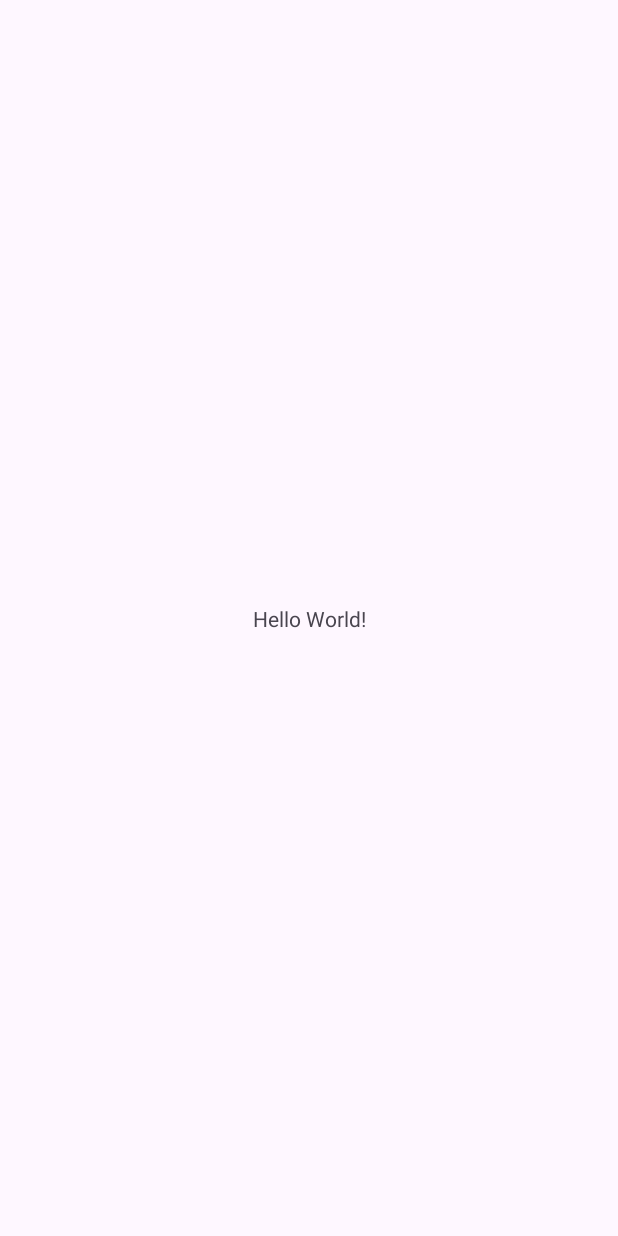
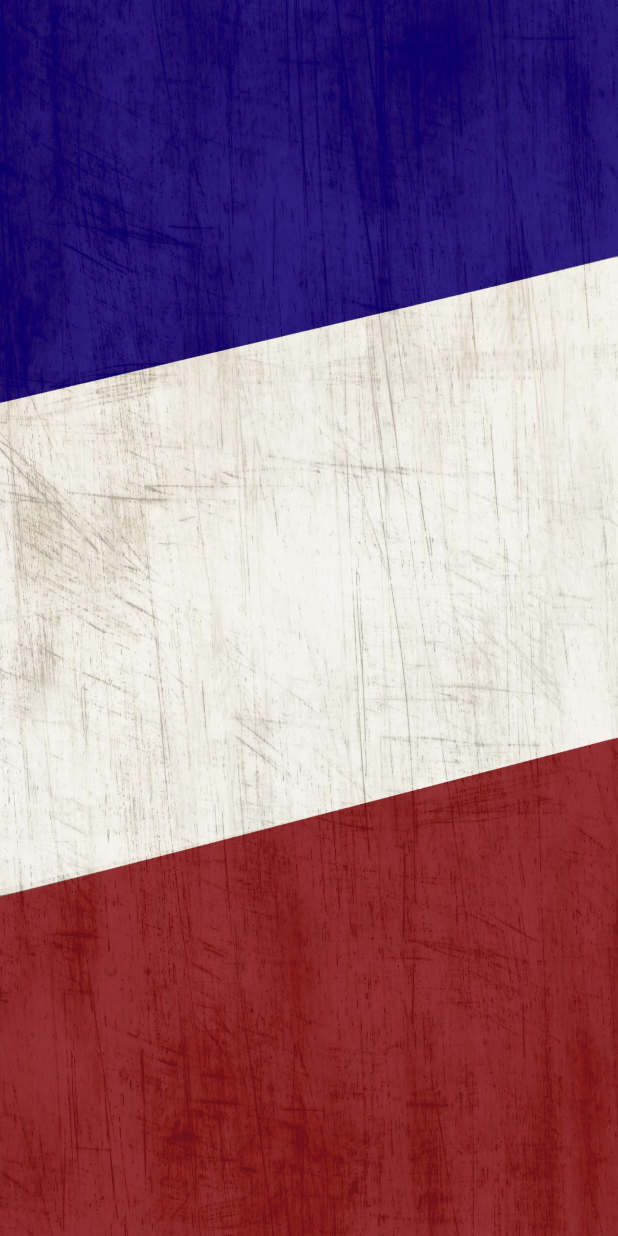
Before and after one commit to CGreenP/French-Teacher-App, an Android app: the screen it shows after launch (MainActivity), on a phone screen of 412 x 824 dp. Before the commit the screen is almost empty. Run offline under Robolectric (Android 15) with nearby library versions, the phone set to English and light mode, and no system bars.

Commit message:
Update background

```diff
--- a/app/src/main/res/layout/activity_main.xml
+++ b/app/src/main/res/layout/activity_main.xml
@@ -5,15 +5,7 @@
     android:id="@+id/main"
     android:layout_width="match_parent"
     android:layout_height="match_parent"
+    android:background="@drawable/wallpaper"
     tools:context=".MainActivity">
 
-    <TextView
-        android:layout_width="wrap_content"
-        android:layout_height="wrap_content"
-        android:text="Hello World!"
-        app:layout_constraintBottom_toBottomOf="parent"
-        app:layout_constraintEnd_toEndOf="parent"
-        app:layout_constraintStart_toStartOf="parent"
-        app:layout_constraintTop_toTopOf="parent" />
-
 </androidx.constraintlayout.widget.ConstraintLayout>
```
Also changed, not shown: app/src/main/res/drawable/wallpaper.jpg (added).
